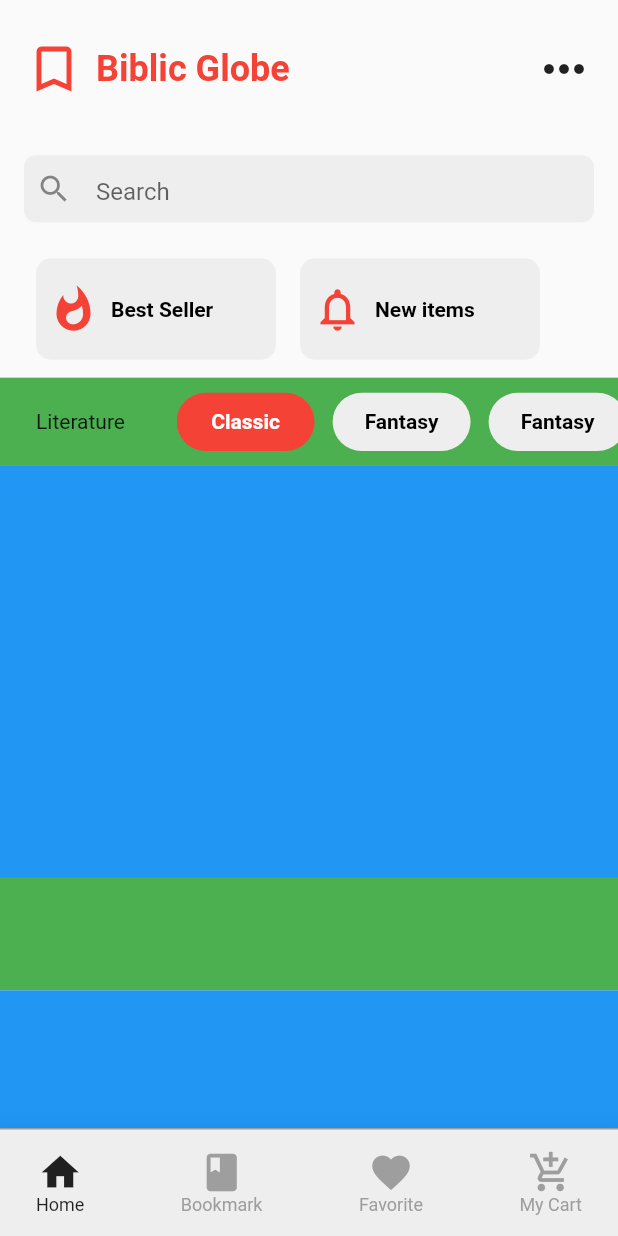
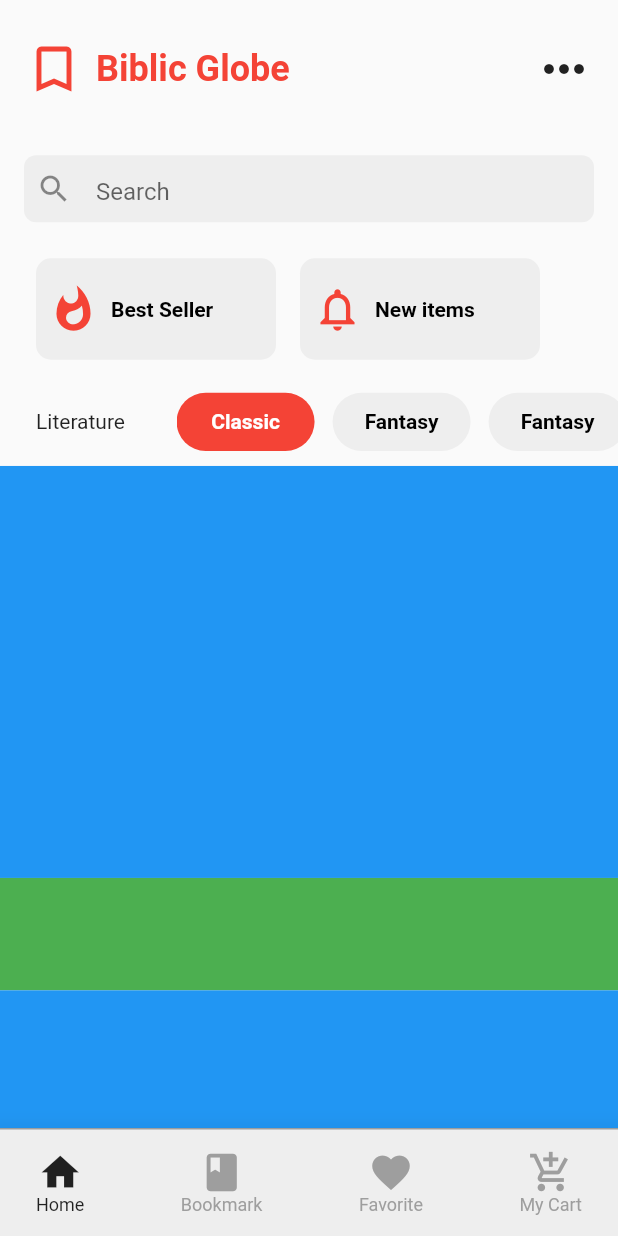
Before and after one commit to JAICHANGPARK/flutter_notebook_the_third_story, a Flutter app: the screen it shows after launch, on a phone screen of 412 x 824 dp. Run offline on Flutter 3.47's test engine with Material 2 defaults, Android fonts, the phone set to English and light mode, and no system bars; our stand-ins replace badges, dotted_border, fl_chart, google_fonts, page_transition, percent_indicator.

Commit message:
Update book_store_app.dart

```diff
--- a/lib/bookstore_app/book_store_app.dart
+++ b/lib/bookstore_app/book_store_app.dart
@@ -151,7 +151,6 @@ class _MainPageState extends State<MainPage> with SingleTickerProviderStateMixin
               // literature, classic, fantasy
               Container(
                 height: deviceHeight / 14,
-                decoration: BoxDecoration(color: Colors.green),
                 child: Row(
                   children: <Widget>[
                     Expanded(
```
